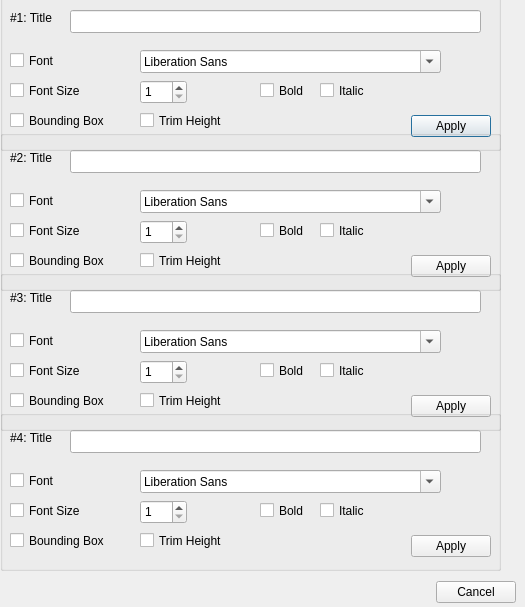
Above: qt/data/HOCRNormalizeDialog.ui from DonnKey/gImageReader before the change. Below: the same form after it.
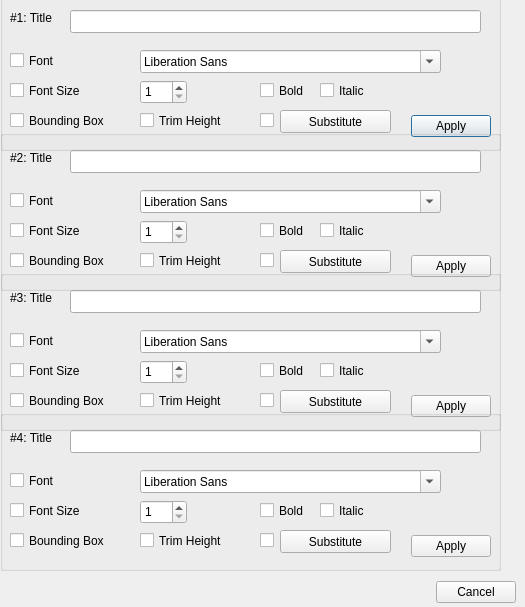
That is the form after the change. Icons and pictures are not drawn.

Commit message: Feature: Normalize can also bulk substitute. One for each normalize. Normalize substitutions can be applied without the rest of normalize.

```diff
--- a/qt/data/HOCRNormalizeDialog.ui
+++ b/qt/data/HOCRNormalizeDialog.ui
@@ -202,6 +202,38 @@
      <string>Trim Height</string>
     </property>
    </widget>
+   <widget class="QPushButton" name="openSubst_0">
+    <property name="geometry">
+     <rect>
+      <x>280</x>
+      <y>120</y>
+      <width>111</width>
+      <height>23</height>
+     </rect>
+    </property>
+    <property name="toolTip">
+     <string>Substitute Strings: opens string editor</string>
+    </property>
+    <property name="text">
+     <string>Substitute</string>
+    </property>
+   </widget>
+   <widget class="QCheckBox" name="applySubst_0">
+    <property name="geometry">
+     <rect>
+      <x>260</x>
+      <y>120</y>
+      <width>16</width>
+      <height>21</height>
+     </rect>
+    </property>
+    <property name="toolTip">
+     <string>Automatically substitute strings</string>
+    </property>
+    <property name="text">
+     <string/>
+    </property>
+   </widget>
   </widget>
   <widget class="QDialogButtonBox" name="buttonBoxCancel">
    <property name="geometry">
@@ -417,6 +449,38 @@
      <string>Trim Height</string>
     </property>
    </widget>
+   <widget class="QCheckBox" name="applySubst_1">
+    <property name="geometry">
+     <rect>
+      <x>260</x>
+      <y>120</y>
+      <width>16</width>
+      <height>21</height>
+     </rect>
+    </property>
+    <property name="toolTip">
+     <string>Automatically substitute strings</string>
+    </property>
+    <property name="text">
+     <string/>
+    </property>
+   </widget>
+   <widget class="QPushButton" name="openSubst_1">
+    <property name="geometry">
+     <rect>
+      <x>280</x>
+      <y>120</y>
+      <width>111</width>
+      <height>23</height>
+     </rect>
+    </property>
+    <property name="toolTip">
+     <string>Substitute Strings: opens string editor</string>
+    </property>
+    <property name="text">
+     <string>Substitute</string>
+    </property>
+   </widget>
   </widget>
   <widget class="QGroupBox" name="normalize_2">
    <property name="geometry">
@@ -603,6 +667,38 @@
      <string>Trim Height</string>
     </property>
    </widget>
+   <widget class="QCheckBox" name="applySubst_2">
+    <property name="geometry">
+     <rect>
+      <x>260</x>
+      <y>120</y>
+      <width>16</width>
+      <height>21</height>
+     </rect>
+    </property>
+    <property name="toolTip">
+     <string>Automatically substitute strings</string>
+    </property>
+    <property name="text">
+     <string/>
+    </property>
+   </widget>
+   <widget class="QPushButton" name="openSubst_2">
+    <property name="geometry">
+     <rect>
+      <x>280</x>
+      <y>120</y>
+      <width>111</width>
+      <height>23</height>
+     </rect>
+    </property>
+    <property name="toolTip">
+     <string>Substitute Strings: opens string editor</string>
+    </property>
+    <property name="text">
+     <string>Substitute</string>
+    </property>
+   </widget>
   </widget>
   <widget class="QGroupBox" name="normalize_3">
    <property name="geometry">
@@ -789,6 +885,38 @@
      <string>Trim Height</string>
     </property>
    </widget>
+   <widget class="QCheckBox" name="applySubst_3">
+    <property name="geometry">
+     <rect>
+      <x>260</x>
+      <y>120</y>
+      <width>16</width>
+      <height>21</height>
+     </rect>
+    </property>
+    <property name="toolTip">
+     <string>Automatically substitute strings</string>
+    </property>
+    <property name="text">
+     <string/>
+    </property>
+   </widget>
+   <widget class="QPushButton" name="openSubst_3">
+    <property name="geometry">
+     <rect>
+      <x>280</x>
+      <y>120</y>
+      <width>111</width>
+      <height>23</height>
+     </rect>
+    </property>
+    <property name="toolTip">
+     <string>Substitute Strings: opens string editor</string>
+    </property>
+    <property name="text">
+     <string>Substitute</string>
+    </property>
+   </widget>
   </widget>
  </widget>
  <resources>
```
The commit also changes 5 other files.
